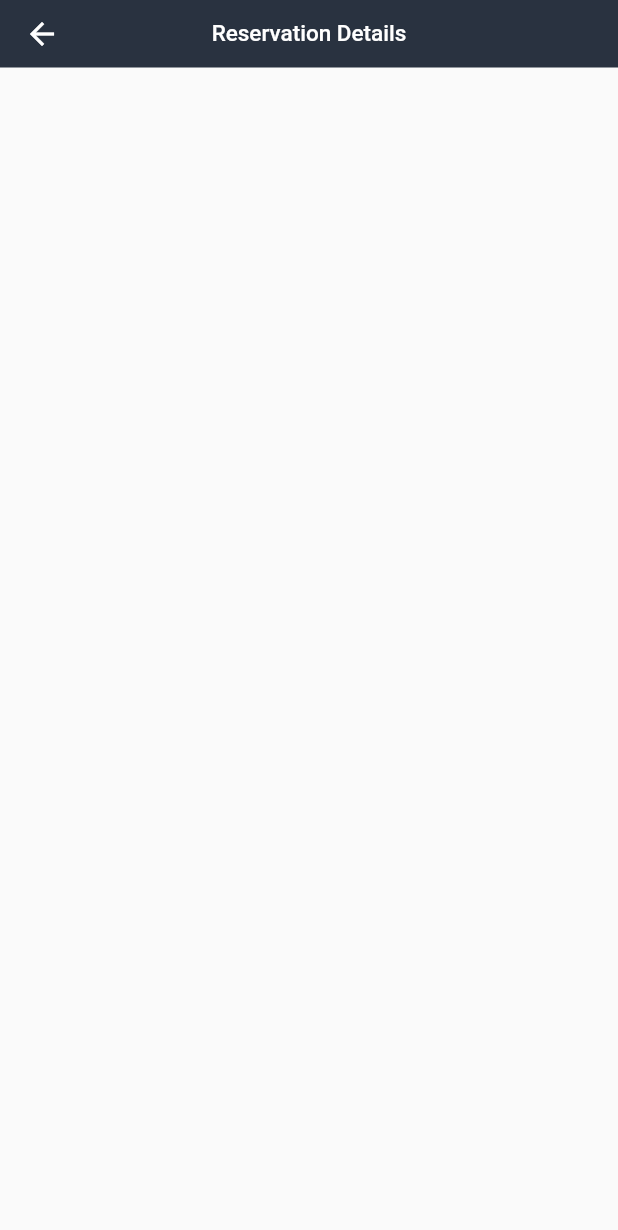
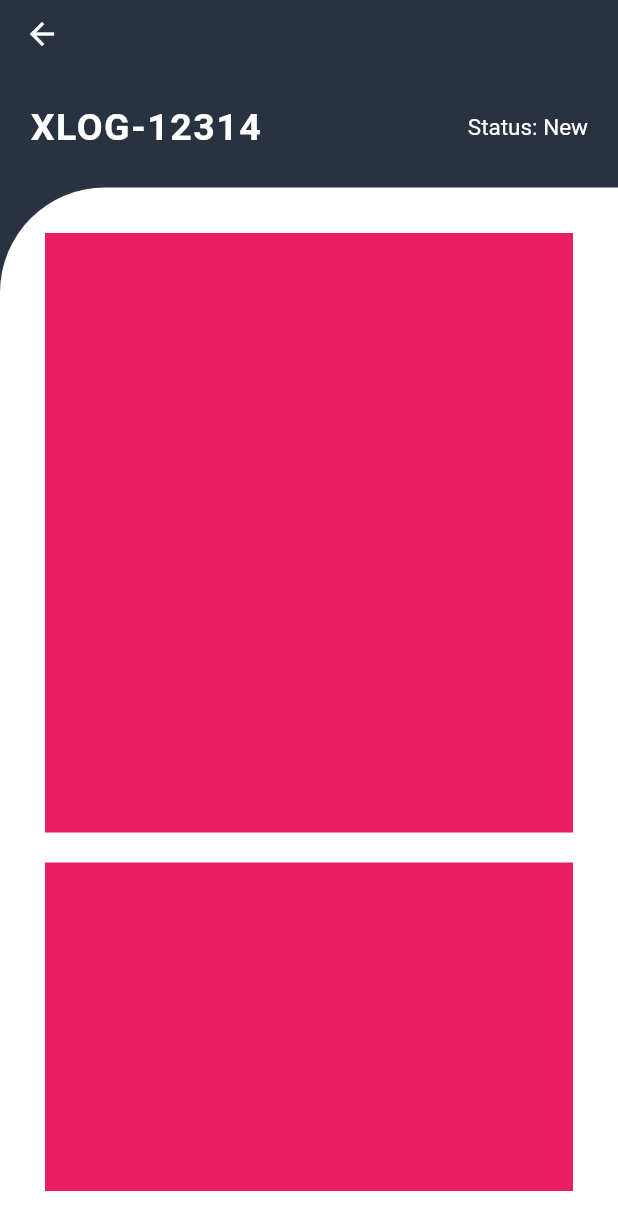
Before and after one commit to RhandallTimtiman/insurance_app, a Flutter app: the ReservationDetailsScreen screen opened by its route, on a phone screen of 412 x 824 dp. Shown: the top 1230 px of the screen. Run offline on Flutter 3.47's test engine with Material 2 defaults, Android fonts, the phone set to English and light mode, and no system bars; our stand-ins replace get.

Commit message:
Added Design in Details Page

```diff
--- a/lib/app/modules/screens/reservation_details.screen.dart
+++ b/lib/app/modules/screens/reservation_details.screen.dart
@@ -12,10 +12,12 @@ class ReservationDetailsScreen extends StatefulWidget {
 class _ReservationDetailsScreenState extends State<ReservationDetailsScreen> {
   @override
   Widget build(BuildContext context) {
+    var size = MediaQuery.of(context).size;
+
     return Scaffold(
       appBar: const MainAppBar(
         title: Text(
-          'Reservation Details',
+          '',
           style: TextStyle(
             fontSize: 15,
             fontWeight: FontWeight.w500,
@@ -23,7 +25,92 @@ class _ReservationDetailsScreenState extends State<ReservationDetailsScreen> {
           ),
         ),
       ),
-      body: Container(),
+      backgroundColor: const Color.fromRGBO(
+        41,
+        50,
+        64,
+        1,
+      ),
+      body: SizedBox(
+        height: size.height,
+        width: size.width,
+        child: Column(
+          children: [
+            Container(
+              padding: const EdgeInsets.symmetric(
+                vertical: 15,
+                horizontal: 20,
+              ),
+              height: 80,
+              color: const Color.fromRGBO(
+                41,
+                50,
+                64,
+                1,
+              ),
+              child: Row(
+                mainAxisAlignment: MainAxisAlignment.spaceBetween,
+                crossAxisAlignment: CrossAxisAlignment.center,
+                children: const [
+                  Text(
+                    'XLOG-12314',
+                    style: TextStyle(
+                      color: Colors.white,
+                      fontSize: 25,
+                      letterSpacing: 1,
+                      fontWeight: FontWeight.bold,
+                    ),
+                  ),
+                  Text(
+                    'Status: New',
+                    style: TextStyle(
+                      color: Colors.white,
+                      fontSize: 15,
+                    ),
+                  ),
+                ],
+              ),
+            ),
+            Expanded(
+              child: Container(
+                padding: const EdgeInsets.symmetric(
+                  vertical: 30,
+                  horizontal: 30,
+                ),
+                decoration: const BoxDecoration(
+                  color: Colors.white,
+                  borderRadius: BorderRadius.only(
+                    topLeft: Radius.circular(
+                      70,
+                    ),
+                  ),
+                ),
+                child: SingleChildScrollView(
+                  child: Column(
+                    children: [
+                      Container(
+                        color: Colors.pink,
+                        height: 400,
+                      ),
+                      const SizedBox(
+                        height: 20,
+                      ),
+                      Container(
+                        color: Colors.pink,
+                        height: 400,
+                      ),
+                      Container(
+                        color: Colors.pink,
+                        height: 400,
+                      ),
+                    ],
+                  ),
+                ),
+              ),
+            )
+          ],
+        ),
+      ),
     );
   }
 }
```
